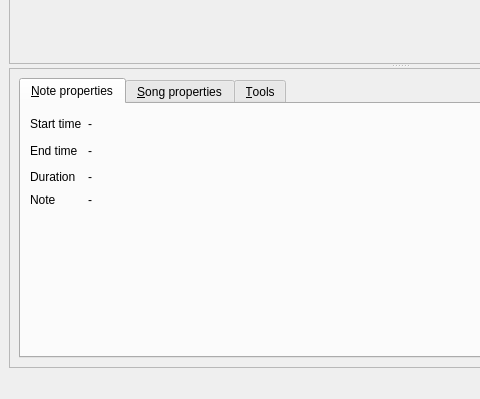
Above: editor.ui from performous/composer before the change; both pictures show x 0 to 480 and y 201 to 600 of the 800 by 600 pixel window. Below: the same form after it.
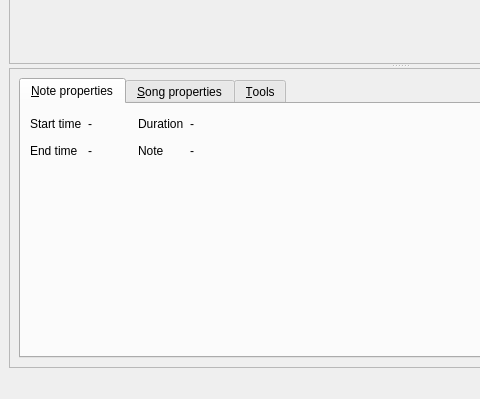
That is the form after the change.

Commit message: Tuning Note properties -tab layout.

The edit to the form file:
```diff
--- a/editor.ui
+++ b/editor.ui
@@ -94,7 +94,7 @@
               </property>
              </widget>
             </item>
-            <item row="0" column="1">
+            <item row="0" column="2">
              <widget class="QLabel" name="valNoteBegin">
               <property name="text">
                <string>-</string>
@@ -108,14 +108,14 @@
               </property>
              </widget>
             </item>
-            <item row="1" column="1">
+            <item row="1" column="2">
              <widget class="QLabel" name="valNoteEnd">
               <property name="text">
                <string>-</string>
               </property>
              </widget>
             </item>
-            <item row="0" column="5">
+            <item row="0" column="9">
              <widget class="QComboBox" name="cmbNoteType">
               <property name="toolTip">
                <string>Note type</string>
@@ -143,7 +143,7 @@
               </item>
              </widget>
             </item>
-            <item row="1" column="5">
+            <item row="1" column="9">
              <widget class="QCheckBox" name="chkFloating">
               <property name="layoutDirection">
                <enum>Qt::RightToLeft</enum>
@@ -153,41 +153,13 @@
               </property>
              </widget>
             </item>
-            <item row="0" column="3">
+            <item row="0" column="7">
              <widget class="QLabel" name="label_6">
               <property name="text">
                <string>Type</string>
               </property>
              </widget>
             </item>
-            <item row="2" column="0">
-             <widget class="QLabel" name="label_5">
-              <property name="text">
-               <string>Duration</string>
-              </property>
-             </widget>
-            </item>
-            <item row="2" column="1">
-             <widget class="QLabel" name="valNoteDuration">
-              <property name="text">
-               <string>-</string>
-              </property>
-             </widget>
-            </item>
-            <item row="3" column="0">
-             <widget class="QLabel" name="label_8">
-              <property name="text">
-               <string>Note</string>
-              </property>
-             </widget>
-            </item>
-            <item row="3" column="1">
-             <widget class="QLabel" name="valNote">
-              <property name="text">
-               <string>-</string>
-              </property>
-             </widget>
-            </item>
             <item row="4" column="0">
              <spacer name="verticalSpacer">
               <property name="orientation">
@@ -201,23 +173,7 @@
               </property>
              </spacer>
             </item>
-            <item row="0" column="2">
-             <spacer name="horizontalSpacer">
-              <property name="orientation">
-               <enum>Qt::Horizontal</enum>
-              </property>
-              <property name="sizeType">
-               <enum>QSizePolicy::Expanding</enum>
-              </property>
-              <property name="sizeHint" stdset="0">
-               <size>
-                <width>40</width>
-                <height>20</height>
-               </size>
-              </property>
-             </spacer>
-            </item>
-            <item row="2" column="5">
+            <item row="2" column="9">
              <widget class="QCheckBox" name="chkLineBreak">
               <property name="layoutDirection">
                <enum>Qt::RightToLeft</enum>
@@ -227,6 +183,66 @@
               </property>
              </widget>
             </item>
+            <item row="0" column="4">
+             <widget class="QLabel" name="label_5">
+              <property name="text">
+               <string>Duration</string>
+              </property>
+             </widget>
+            </item>
+            <item row="0" column="5">
+             <widget class="QLabel" name="valNoteDuration">
+              <property name="text">
+               <string>-</string>
+              </property>
+             </widget>
+            </item>
+            <item row="1" column="4">
+             <widget class="QLabel" name="label_8">
+              <property name="text">
+               <string>Note</string>
+              </property>
+             </widget>
+            </item>
+            <item row="1" column="5">
+             <widget class="QLabel" name="valNote">
+              <property name="text">
+               <string>-</string>
+              </property>
+             </widget>
+            </item>
+            <item row="0" column="6">
+             <spacer name="horizontalSpacer_2">
+              <property name="orientation">
+               <enum>Qt::Horizontal</enum>
+              </property>
+              <property name="sizeType">
+               <enum>QSizePolicy::Expanding</enum>
+              </property>
+              <property name="sizeHint" stdset="0">
+               <size>
+                <width>40</width>
+                <height>20</height>
+               </size>
+              </property>
+             </spacer>
+            </item>
+            <item row="0" column="3">
+             <spacer name="horizontalSpacer">
+              <property name="orientation">
+               <enum>Qt::Horizontal</enum>
+              </property>
+              <property name="sizeType">
+               <enum>QSizePolicy::Maximum</enum>
+              </property>
+              <property name="sizeHint" stdset="0">
+               <size>
+                <width>40</width>
+                <height>20</height>
+               </size>
+              </property>
+             </spacer>
+            </item>
            </layout>
           </widget>
           <widget class="QWidget" name="tabSong">
```
